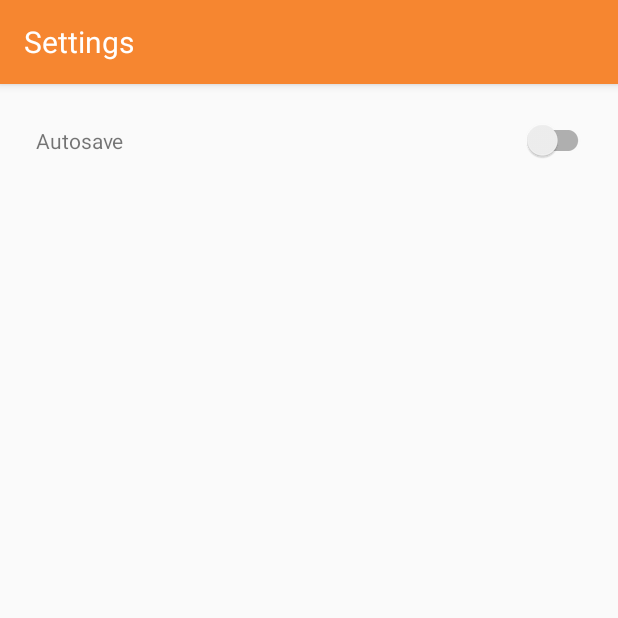
After one commit to SimpleMobileTools/Simple-Notes, an Android app: the SettingsActivity screen opened directly, with no data from a screen before it, on a phone screen of 412 x 824 dp, the top half of it. The commit adds this screen. Run offline under Robolectric (Android 15) with nearby library versions, the phone set to English and light mode, and no system bars; our stand-ins replace ButterKnife.

Commit message:
add the Autosave option

```diff
--- a/app/src/main/AndroidManifest.xml
+++ b/app/src/main/AndroidManifest.xml
@@ -35,6 +35,10 @@
             android:name=".activities.LicenseActivity"
             android:label="@string/third_party_licences"/>
 
+        <activity
+            android:name=".activities.SettingsActivity"
+            android:label="@string/settings"/>
+
         <receiver
             android:name=".MyWidgetProvider"
             android:icon="@mipmap/widget_preview">
--- a/app/src/main/java/com/simplemobiletools/notes/Config.java
+++ b/app/src/main/java/com/simplemobiletools/notes/Config.java
@@ -21,4 +21,12 @@ public class Config {
     public void setIsFirstRun(boolean firstRun) {
         mPrefs.edit().putBoolean(Constants.IS_FIRST_RUN, firstRun).apply();
     }
+
+    public boolean getIsAutosaveEnabled() {
+        return mPrefs.getBoolean(Constants.AUTOSAVE, false);
+    }
+
+    public void setIsAutosaveEnabled(boolean enabled) {
+        mPrefs.edit().putBoolean(Constants.AUTOSAVE, enabled).apply();
+    }
 }
--- a/app/src/main/java/com/simplemobiletools/notes/Constants.java
+++ b/app/src/main/java/com/simplemobiletools/notes/Constants.java
@@ -6,6 +6,7 @@ public class Constants {
     // shared preferences
     public static final String PREFS_KEY = "Notes";
     public static final String IS_FIRST_RUN = "is_first_run";
+    public static final String AUTOSAVE = "autosave";
     public static final String WIDGET_BG_COLOR = "widget_bg_color";
     public static final String WIDGET_TEXT_COLOR = "widget_text_color";
 }
--- /dev/null
+++ b/app/src/main/java/com/simplemobiletools/notes/activities/SettingsActivity.java
@@ -0,0 +1,38 @@
+package com.simplemobiletools.notes.activities;
+
+import android.os.Bundle;
+import android.support.v7.app.AppCompatActivity;
+import android.support.v7.widget.SwitchCompat;
+
+import com.simplemobiletools.notes.Config;
+import com.simplemobiletools.notes.R;
+
+import butterknife.BindView;
+import butterknife.ButterKnife;
+import butterknife.OnClick;
+
+public class SettingsActivity extends AppCompatActivity {
+    @BindView(R.id.settings_autosave) SwitchCompat mAutosaveSwitch;
+
+    private static Config mConfig;
+
+    @Override
+    protected void onCreate(Bundle savedInstanceState) {
+        super.onCreate(savedInstanceState);
+        setContentView(R.layout.activity_settings);
+        mConfig = Config.newInstance(getApplicationContext());
+        ButterKnife.bind(this);
+
+        setupAutosave();
+    }
+
+    private void setupAutosave() {
+        mAutosaveSwitch.setChecked(mConfig.getIsAutosaveEnabled());
+    }
+
+    @OnClick(R.id.settings_autosave_holder)
+    public void handleAutosave() {
+        mAutosaveSwitch.setChecked(!mAutosaveSwitch.isChecked());
+        mConfig.setIsAutosaveEnabled(mAutosaveSwitch.isChecked());
+    }
+}
--- /dev/null
+++ b/app/src/main/res/layout/activity_settings.xml
@@ -0,0 +1,40 @@
+<?xml version="1.0" encoding="utf-8"?>
+<ScrollView
+    android:id="@+id/settings_scrollview"
+    xmlns:android="http://schemas.android.com/apk/res/android"
+    android:layout_width="match_parent"
+    android:layout_height="wrap_content">
+
+    <LinearLayout
+        android:id="@+id/settings_holder"
+        android:layout_width="match_parent"
+        android:layout_height="wrap_content"
+        android:orientation="vertical">
+
+        <RelativeLayout
+            android:id="@+id/settings_autosave_holder"
+            android:layout_width="match_parent"
+            android:layout_height="wrap_content"
+            android:layout_marginTop="@dimen/settings_padding"
+            android:background="?android:attr/selectableItemBackground"
+            android:padding="@dimen/activity_margin">
+
+            <TextView
+                android:id="@+id/settings_autosave_label"
+                android:layout_width="wrap_content"
+                android:layout_height="wrap_content"
+                android:layout_centerVertical="true"
+                android:paddingLeft="@dimen/settings_padding"
+                android:text="@string/autosave"/>
+
+            <android.support.v7.widget.SwitchCompat
+                android:id="@+id/settings_autosave"
+                android:layout_width="wrap_content"
+                android:layout_height="wrap_content"
+                android:layout_alignParentRight="true"
+                android:background="@null"
+                android:clickable="false"/>
+
+        </RelativeLayout>
+    </LinearLayout>
+</ScrollView>
--- a/app/src/main/res/values-sw600dp/dimens.xml
+++ b/app/src/main/res/values-sw600dp/dimens.xml
@@ -1,6 +1,7 @@
 <resources>
     <dimen name="social_padding">12dp</dimen>
     <dimen name="social_logo">50dp</dimen>
+    <dimen name="settings_padding">12dp</dimen>
 
     <dimen name="normal_text_size">18sp</dimen>
     <dimen name="config_text_size">22sp</dimen>
--- a/app/src/main/res/values/dimens.xml
+++ b/app/src/main/res/values/dimens.xml
@@ -2,6 +2,7 @@
     <dimen name="activity_margin">16dp</dimen>
     <dimen name="social_padding">8dp</dimen>
     <dimen name="social_logo">40dp</dimen>
+    <dimen name="settings_padding">8dp</dimen>
 
     <dimen name="normal_text_size">14sp</dimen>
     <dimen name="config_text_size">18sp</dimen>
--- a/app/src/main/res/values/strings.xml
+++ b/app/src/main/res/values/strings.xml
@@ -7,6 +7,10 @@
     <string name="cannot_share_empty_text">Cannot share empty text</string>
     <string name="text_saved">Text Saved</string>
     <string name="simple_note">Simple Note</string>
+
+    <!-- Settings -->
+    <string name="settings">Settings</string>
+    <string name="autosave">Autosave</string>
 
     <!-- About -->
     <string name="about">About</string>
```
Also changed, not shown: app/src/main/java/com/simplemobiletools/notes/activities/AboutActivity.java (+20 -0 lines), app/src/main/java/com/simplemobiletools/notes/activities/MainActivity.java (+24 -5 lines), app/src/main/res/menu/menu_about.xml (added, +8 -0 lines).
